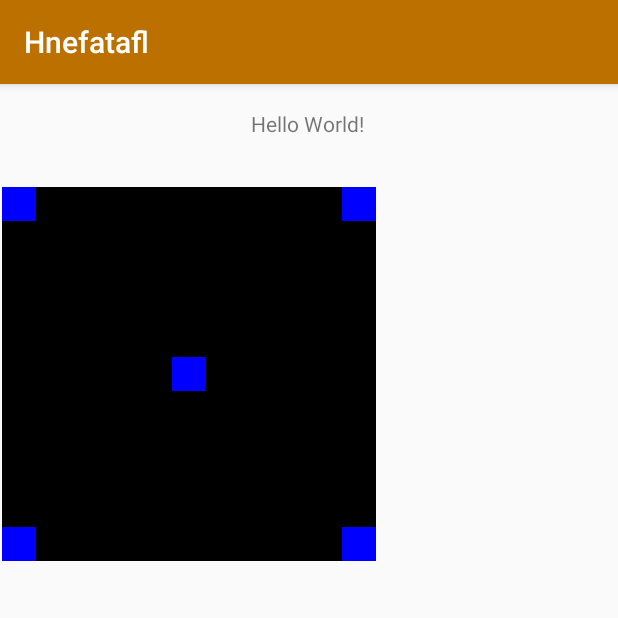
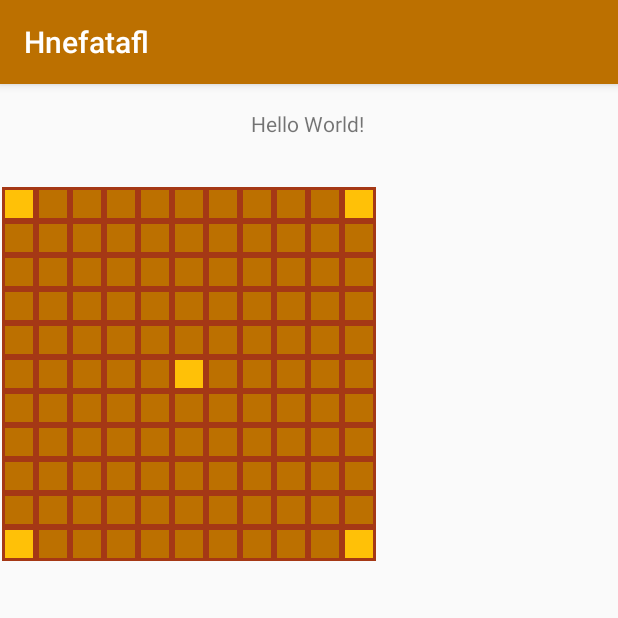
Before and after one commit to shirleywbi/Hnefatafl, an Android app: the screen it shows after launch (MainActivity), on a phone screen of 412 x 824 dp, the top half of it. Run offline under Robolectric (Android 15) with nearby library versions, the phone set to English and light mode, and no system bars.

Commit message:
refactor to allow board outline

```diff
--- a/app/src/main/java/com/shirleywbi/hnefatafl/ui/BoardCellView.kt
+++ b/app/src/main/java/com/shirleywbi/hnefatafl/ui/BoardCellView.kt
@@ -1,22 +1,22 @@
 package com.shirleywbi.hnefatafl.ui
 
 import android.content.Context
-import android.graphics.Color
 import android.util.AttributeSet
-import android.view.View
 import android.widget.RelativeLayout
+import com.shirleywbi.hnefatafl.R
 
-open class BoardCellView : View {
+open class BoardCellView : androidx.appcompat.widget.AppCompatImageView {
 
     constructor(size: Int, context: Context) : this(size, context, null)
 
     constructor(size: Int, context: Context, attrs: AttributeSet?) : super(context, attrs) {
         setDimensions(size)
-        this.setBackgroundColor(Color.BLACK)
+        this.setImageResource(R.drawable.board_cell)
     }
 
     fun setDimensions(size: Int) {
         val params = RelativeLayout.LayoutParams(size, size)
         this.layoutParams = params
     }
+
 }
--- a/app/src/main/java/com/shirleywbi/hnefatafl/ui/BoardRestrictedCellView.kt
+++ b/app/src/main/java/com/shirleywbi/hnefatafl/ui/BoardRestrictedCellView.kt
@@ -1,8 +1,8 @@
 package com.shirleywbi.hnefatafl.ui
 
 import android.content.Context
-import android.graphics.Color
 import android.util.AttributeSet
+import com.shirleywbi.hnefatafl.R
 
 class BoardRestrictedCellView : BoardCellView {
 
@@ -10,6 +10,6 @@ class BoardRestrictedCellView : BoardCellView {
 
     constructor(size: Int, context: Context, attrs: AttributeSet?) : super(size, context, attrs) {
         super.setDimensions(size)
-        this.setBackgroundColor(Color.BLUE)
+        this.setImageResource(R.drawable.board_restricted_cell)
     }
 }
--- a/app/src/main/java/com/shirleywbi/hnefatafl/ui/BoardView.kt
+++ b/app/src/main/java/com/shirleywbi/hnefatafl/ui/BoardView.kt
@@ -1,7 +1,6 @@
 package com.shirleywbi.hnefatafl.ui
 
 import android.content.Context
-import android.graphics.Color
 import android.util.AttributeSet
 import androidx.constraintlayout.widget.ConstraintLayout
 import com.shirleywbi.hnefatafl.util.getDps
@@ -34,5 +33,6 @@ class BoardView : ConstraintLayout {
         }
 
         cells.forEach { cell -> this.addView(cell)}
+
     }
 }
--- /dev/null
+++ b/app/src/main/res/drawable/board_cell.xml
@@ -0,0 +1,9 @@
+<?xml version="1.0" encoding="utf-8"?>
+<shape xmlns:android="http://schemas.android.com/apk/res/android"
+    android:id="@+id/boardCell"
+    android:shape="rectangle">
+    <solid android:color="@color/boardColor" />
+    <stroke
+        android:color="@color/boardOutline"
+        android:width="2dp" />
+</shape>
--- /dev/null
+++ b/app/src/main/res/drawable/board_restricted_cell.xml
@@ -0,0 +1,9 @@
+<?xml version="1.0" encoding="utf-8"?>
+<shape xmlns:android="http://schemas.android.com/apk/res/android"
+    android:id="@+id/boardRestrictedCell"
+    android:shape="rectangle">
+    <solid android:color="@color/boardDarkColor" />
+    <stroke
+        android:color="@color/boardOutline"
+        android:width="2dp" />
+</shape>
--- a/app/src/main/res/values/colors.xml
+++ b/app/src/main/res/values/colors.xml
@@ -3,4 +3,8 @@
     <color name="colorPrimary">#BC7000</color>
     <color name="colorPrimaryDark">#A53815</color>
     <color name="colorAccent">#FFC107</color>
+
+    <color name="boardColor">#BC7000</color>
+    <color name="boardOutline">#A53815</color>
+    <color name="boardDarkColor">#FFC107</color>
 </resources>
```
